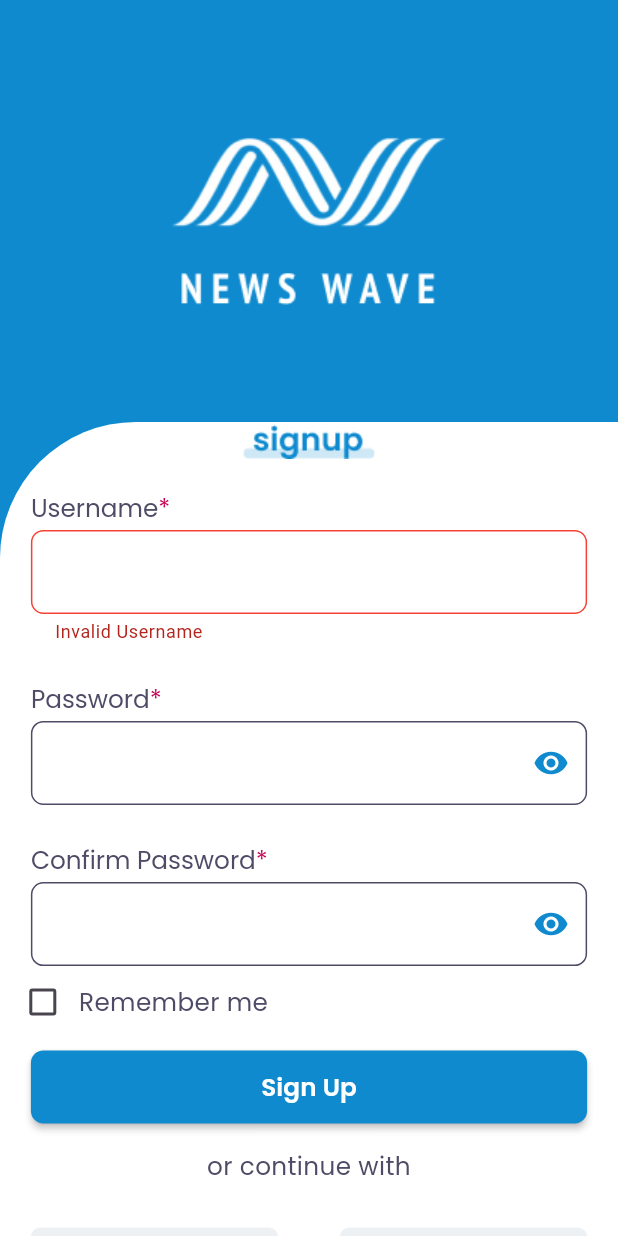
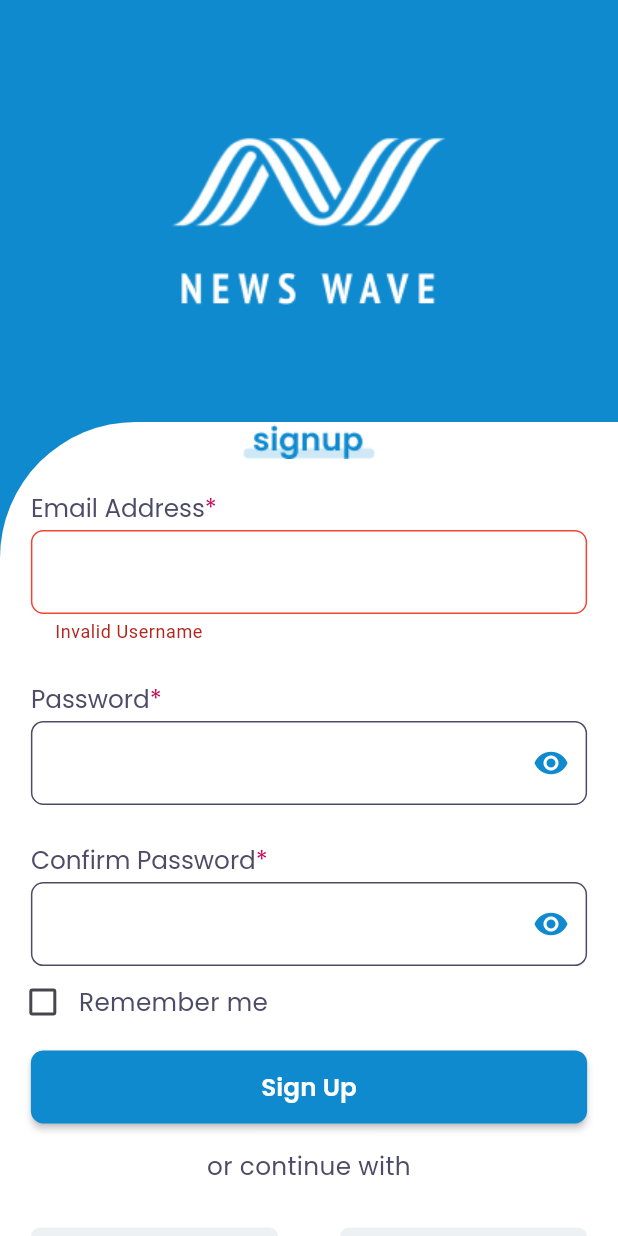
Before and after one commit to atefElhamsa/News-App, a Flutter app: the SignUpScreen screen opened directly, after a tap on "Sign Up", on a phone screen of 412 x 824 dp. Run offline on Flutter 3.47's test engine with Material 3 defaults, Android fonts, the phone set to English and light mode, and no system bars; our stand-ins replace awesome_dialog, firebase_auth, firebase_core, google_fonts, image_picker; accounts and stored records are empty.

Commit message:
sign up firebase finished

```diff
--- a/analysis_options.yaml
+++ b/analysis_options.yaml
@@ -7,6 +7,9 @@
 
 # The following line activates a set of recommended lints for Flutter apps,
 # packages, and plugins designed to encourage good coding practices.
+analyzer:
+  errors:
+    unused_local_variable: ignore
 include: package:flutter_lints/flutter.yaml
 
 linter:
--- a/lib/core/utils/app_colors.dart
+++ b/lib/core/utils/app_colors.dart
@@ -11,4 +11,5 @@ class AppColors {
   static const Color black = Colors.black;
   static const Color red = Colors.red;
   static const Color transparent = Colors.transparent;
+  static const Color green = Colors.green;
 }
--- a/lib/core/utils/app_texts.dart
+++ b/lib/core/utils/app_texts.dart
@@ -22,4 +22,5 @@ class AppTexts {
   static const String fullName = "Full Name";
   static const String emailAddress = "Email Address";
   static const String phoneNumber = "Phone Number";
+  static const String userAddSuccess = "User Added Successfully";
 }
--- a/lib/features/signup/presentation/view/signup_screen.dart
+++ b/lib/features/auth/signup/presentation/view/signup_screen.dart
@@ -1,6 +1,6 @@
 import 'package:flutter/material.dart';
 import 'package:news_wave/core/utils/app_colors.dart';
-import 'package:news_wave/features/signup/presentation/view/widgets/sign_up_body.dart';
+import 'package:news_wave/features/auth/signup/presentation/view/widgets/sign_up_body.dart';
 
 class SignUpScreen extends StatelessWidget {
   const SignUpScreen({super.key});
--- a/lib/features/signup/presentation/view/widgets/sign_up_body.dart
+++ b/lib/features/auth/signup/presentation/view/widgets/sign_up_body.dart
@@ -1,8 +1,8 @@
 import 'package:flutter/material.dart';
-import 'package:news_wave/features/signup/presentation/view/widgets/sign_up_form.dart';
+import 'package:news_wave/features/auth/signup/presentation/view/widgets/sign_up_form.dart';
 
-import '../../../../../core/shared_widgets/logo_widget.dart';
-import '../../../../../core/utils/app_colors.dart';
+import '../../../../../../core/shared_widgets/logo_widget.dart';
+import '../../../../../../core/utils/app_colors.dart';
 
 class SignUpBody extends StatelessWidget {
   const SignUpBody({super.key});
--- a/lib/features/signup/presentation/view/widgets/sign_up_form.dart
+++ b/lib/features/auth/signup/presentation/view/widgets/sign_up_form.dart
@@ -1,13 +1,17 @@
+// ignore_for_file: use_build_context_synchronously, unused_local_variable
+import 'package:awesome_dialog/awesome_dialog.dart';
+import 'package:firebase_auth/firebase_auth.dart';
 import 'package:flutter/material.dart';
 import 'package:google_fonts/google_fonts.dart';
 import 'package:news_wave/core/shared_widgets/custom_field_with_icon.dart';
 import 'package:news_wave/features/profile/presentation/view/fill_profile_screen.dart';
-import '../../../../../core/shared_widgets/custom_button.dart';
-import '../../../../../core/shared_widgets/custom_field_without_icon.dart';
-import '../../../../../core/utils/app_colors.dart';
-import '../../../../../core/utils/app_images.dart';
-import '../../../../../core/utils/app_texts.dart';
-import '../../../../auth/login/presentation/view/widgets/face_or_google_login.dart';
+
+import '../../../../../../core/shared_widgets/custom_button.dart';
+import '../../../../../../core/shared_widgets/custom_field_without_icon.dart';
+import '../../../../../../core/utils/app_colors.dart';
+import '../../../../../../core/utils/app_images.dart';
+import '../../../../../../core/utils/app_texts.dart';
+import '../../../../login/presentation/view/widgets/face_or_google_login.dart';
 
 class SignUpForm extends StatefulWidget {
   const SignUpForm({super.key});
@@ -21,12 +25,12 @@ class _SignUpFormState extends State<SignUpForm> {
   bool passwordIsHidden = true;
   bool confirmPasswordIsHidden = true;
 
-  var userNameKay = GlobalKey<FormState>();
+  var emailAddressKay = GlobalKey<FormState>();
 
   var passwordKay = GlobalKey<FormState>();
   var confirmPasswordKay = GlobalKey<FormState>();
 
-  TextEditingController userNameController = TextEditingController();
+  TextEditingController emailAddressController = TextEditingController();
   TextEditingController confirmPasswordController = TextEditingController();
 
   TextEditingController passwordController = TextEditingController();
@@ -45,6 +49,14 @@ class _SignUpFormState extends State<SignUpForm> {
   }
 
   @override
+  void dispose() {
+    super.dispose();
+    emailAddressController.dispose();
+    passwordController.dispose();
+    confirmPasswordController.dispose();
+  }
+
+  @override
   Widget build(BuildContext context) {
     return ListView(
       children: [
@@ -60,9 +72,10 @@ class _SignUpFormState extends State<SignUpForm> {
           padding: EdgeInsets.symmetric(
               horizontal: MediaQuery.of(context).size.width * 0.05),
           child: CustomFieldWithoutIcon(
-            title: AppTexts.username,
-            nameForKey: userNameKay,
-            textEditingController: userNameController,
+            title: AppTexts.emailAddress,
+            nameForKey: emailAddressKay,
+            keyboardType: TextInputType.emailAddress,
+            textEditingController: emailAddressController,
             errorTitle: AppTexts.errorUsername,
           ),
         ),
@@ -233,18 +246,96 @@ class _SignUpFormState extends State<SignUpForm> {
               horizontal: MediaQuery.of(context).size.width * 0.05),
           child: CustomButton(
             title: AppTexts.signUp,
-            onPressed: () {
-              if (userNameKay.currentState!.validate() &&
+            onPressed: () async {
+              if (emailAddressKay.currentState!.validate() &&
                   passwordKay.currentState!.validate() &&
                   confirmPasswordKay.currentState!.validate() &&
                   passwordController.text.trim() ==
                       confirmPasswordController.text.trim()) {
+                try {
+                  final credential = await FirebaseAuth.instance
+                      .createUserWithEmailAndPassword(
+                    email: emailAddressController.text.trim(),
+                    password: passwordController.text.trim(),
+                  )
+                      .then(
+                    (value) async {
+                      ScaffoldMessenger.of(context).showSnackBar(
+                        SnackBar(
+                          content: Text(
+                            AppTexts.userAddSuccess,
+                            style: TextStyle(
+                              fontWeight: FontWeight.bold,
+                              color: AppColors.white,
+                              fontSize:
+                                  MediaQuery.of(context).size.height * 0.02,
+                            ),
+                          ),
+                          backgroundColor: AppColors.green,
+                          showCloseIcon: true,
+                          duration: const Duration(seconds: 2),
+                          closeIconColor: AppColors.white,
+                          behavior: SnackBarBehavior.floating,
+                        ),
+                      );
+                      await Future.delayed(
+                        const Duration(seconds: 2),
+                      );
                       Navigator.push(
                         context,
                         MaterialPageRoute(builder: (context) {
                           return const FillProfileScreen();
                         }),
                       );
+                    },
+                  );
+                } on FirebaseAuthException catch (e) {
+                  if (e.code == 'weak-password') {
+                    AwesomeDialog(
+                      context: context,
+                      title: 'Password Error',
+                      dialogType: DialogType.error,
+                      desc: 'The password provided is too weak.',
+                      descTextStyle: TextStyle(
+                        color: AppColors.red,
+                        fontSize: MediaQuery.of(context).size.height * 0.02,
+                      ),
+                    ).show();
+                  } else if (e.code == 'email-already-in-use') {
+                    AwesomeDialog(
+                      context: context,
+                      title: 'Email Error',
+                      dialogType: DialogType.error,
+                      desc: 'The account already exists for that email.',
+                      descTextStyle: TextStyle(
+                        color: AppColors.red,
+                        fontSize: MediaQuery.of(context).size.height * 0.02,
+                      ),
+                    ).show();
+                  } else {
+                    AwesomeDialog(
+                      context: context,
+                      title: 'Error',
+                      dialogType: DialogType.error,
+                      desc: e.toString(),
+                      descTextStyle: TextStyle(
+                        color: AppColors.red,
+                        fontSize: MediaQuery.of(context).size.height * 0.02,
+                      ),
+                    ).show();
+                  }
+                } catch (e) {
+                  AwesomeDialog(
+                    context: context,
+                    title: 'Error',
+                    dialogType: DialogType.error,
+                    desc: e.toString(),
+                    descTextStyle: TextStyle(
+                      color: AppColors.red,
+                      fontSize: MediaQuery.of(context).size.height * 0.02,
+                    ),
+                  ).show();
+                }
               }
             },
           ),
--- a/pubspec.yaml
+++ b/pubspec.yaml
@@ -39,6 +39,8 @@ dependencies:
   firebase_core: ^2.24.2
   provider: ^6.1.2
   image_picker: ^1.1.2
+  firebase_auth: ^4.16.0
+  awesome_dialog: ^3.2.1
 
 dev_dependencies:
   flutter_test:
```
Also changed, not shown: lib/features/auth/login/presentation/view/widgets/login_form.dart (+18 -8 lines), lib/features/profile/presentation/view/widgets/fill_profile_body.dart (+10 -1 lines), pubspec.lock, 5 other files. Lines whose indentation alone changed are shown as unchanged.
